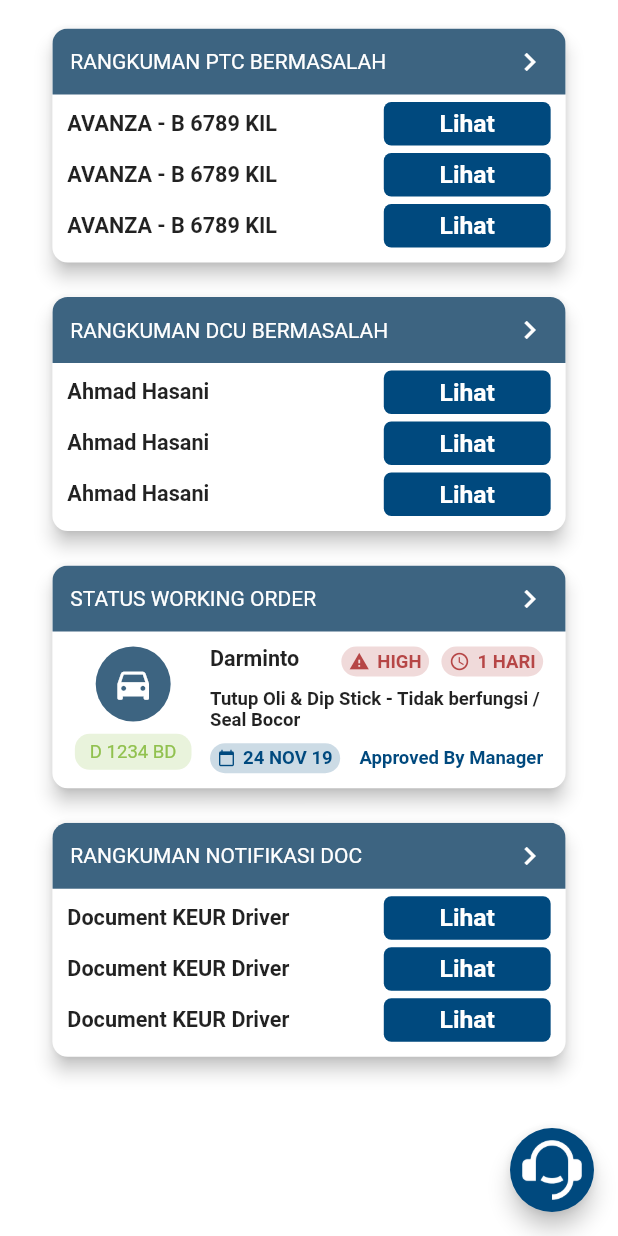
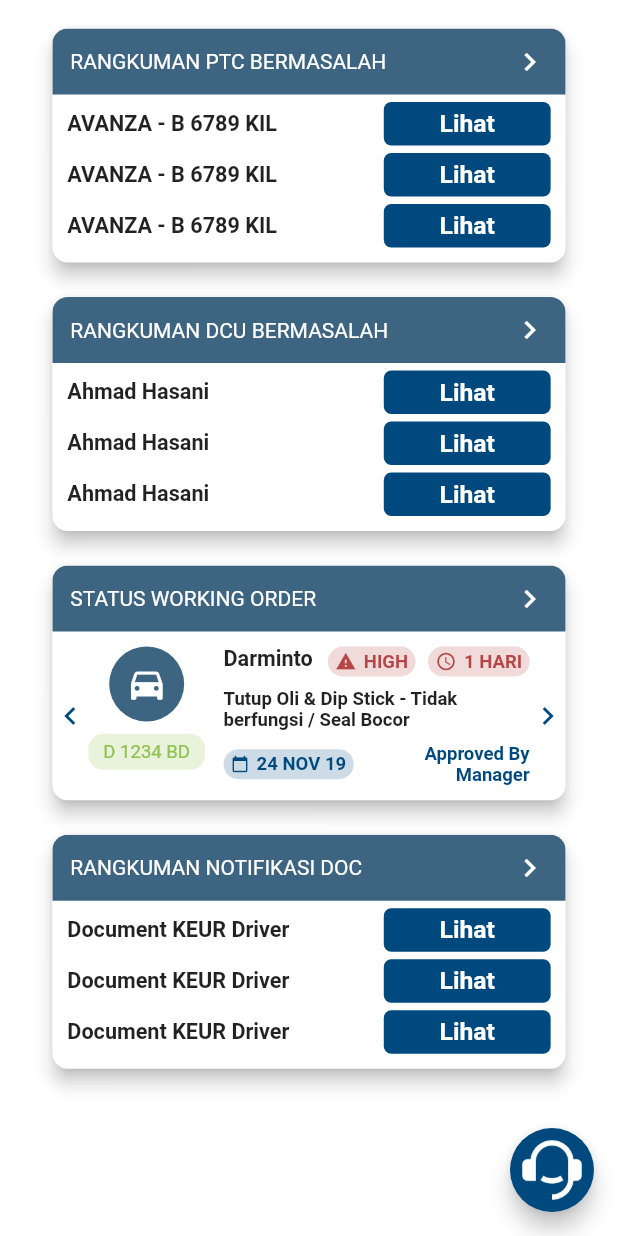
Before and after one commit to uzixCode/par-mobile, a Flutter app: the BerandaSUOPage screen opened directly, on a phone screen of 412 x 824 dp. Run offline on Flutter 3.47's test engine with Material 2 defaults, Android fonts, the phone set to English and light mode, and no system bars; our stand-ins replace dio, file_picker, flutter_rating_bar, fluttertoast, get, image_picker and 1 more.

Commit message:
added icon back/next di status wo

```diff
--- a/lib/views/suo/beranda/components/body.dart
+++ b/lib/views/suo/beranda/components/body.dart
@@ -18,7 +18,8 @@ class Body extends StatelessWidget {
     BerandaSUOPageController controller = Get.put(BerandaSUOPageController());
 
     return SafeArea(
-      child: ListView(
+      child: SingleChildScrollView(
+        child: Column(
           children: [
             PTCSummarySection(),
             DCUSummarySection(),
@@ -26,6 +27,7 @@ class Body extends StatelessWidget {
             NotifDocSection(),
           ],
         ),
+      ),
     );
   }
 }
--- a/lib/views/suo/beranda/components/status_wo_section.dart
+++ b/lib/views/suo/beranda/components/status_wo_section.dart
@@ -15,8 +15,53 @@ class StatusWOSection extends StatelessWidget {
         Icons.chevron_right,
         color: Colors.white,
       ),
-      child: Padding(
-        padding: const EdgeInsets.symmetric(horizontal: 15, vertical: 10),
+      child: Row(
+        mainAxisAlignment: MainAxisAlignment.center,
+        children: [
+          InkWell(
+            child: Icon(
+              Icons.chevron_left,
+              color: allColor.primary,
+            ),
+          ),
+          Expanded(
+            //TO-DO Comment temporary
+            // child: SizedBox(
+            //   height: 100,
+            //   width: 250,
+            //   child: ListView.builder(
+            //       scrollDirection: Axis.horizontal,
+            //       shrinkWrap: true,
+            //       physics: const ClampingScrollPhysics(),
+            //       itemCount: 3,
+            //       itemBuilder: (context, index) {
+            //         return ItemStatusWO();
+            //       }),
+            // ),
+            child: ItemStatusWO(),
+          ),
+          InkWell(
+            child: Icon(
+              Icons.chevron_right,
+              color: allColor.primary,
+            ),
+          ),
+        ],
+      ),
+      // child: ItemStatusWO(),
+    );
+  }
+}
+
+class ItemStatusWO extends StatelessWidget {
+  const ItemStatusWO({
+    Key? key,
+  }) : super(key: key);
+
+  @override
+  Widget build(BuildContext context) {
+    return Container(
+      padding: const EdgeInsets.symmetric(horizontal: 0, vertical: 10),
       child: Row(
         crossAxisAlignment: CrossAxisAlignment.start,
         children: [
@@ -43,7 +88,8 @@ class StatusWOSection extends StatelessWidget {
                     borderRadius: BorderRadius.circular(10)),
                 child: Text(
                   "D 1234 BD",
-                    style: TextStyle(fontSize: Get.width * 0.03, color: allColor.green),
+                  style: TextStyle(
+                      fontSize: Get.width * 0.03, color: allColor.green),
                 ),
               ),
             ],
@@ -65,7 +111,8 @@ class StatusWOSection extends StatelessWidget {
                         "Darminto",
                         maxLines: 3,
                         style: TextStyle(
-                              fontSize: Get.width * 0.035, fontWeight: FontWeight.bold),
+                            fontSize: Get.width * 0.035,
+                            fontWeight: FontWeight.bold),
                       )),
                       Row(
                         mainAxisAlignment: MainAxisAlignment.end,
@@ -118,8 +165,7 @@ class StatusWOSection extends StatelessWidget {
                   maxLines: 3,
                   overflow: TextOverflow.ellipsis,
                   style: TextStyle(
-                        fontSize: Get.width * 0.03,
-                        fontWeight: FontWeight.bold),
+                      fontSize: Get.width * 0.03, fontWeight: FontWeight.bold),
                 ),
                 SizedBox(
                   height: Get.height * 0.01,
@@ -161,7 +207,6 @@ class StatusWOSection extends StatelessWidget {
           ),
         ],
       ),
-      ),
     );
   }
 }
```
Lines whose indentation alone changed are shown as unchanged.
